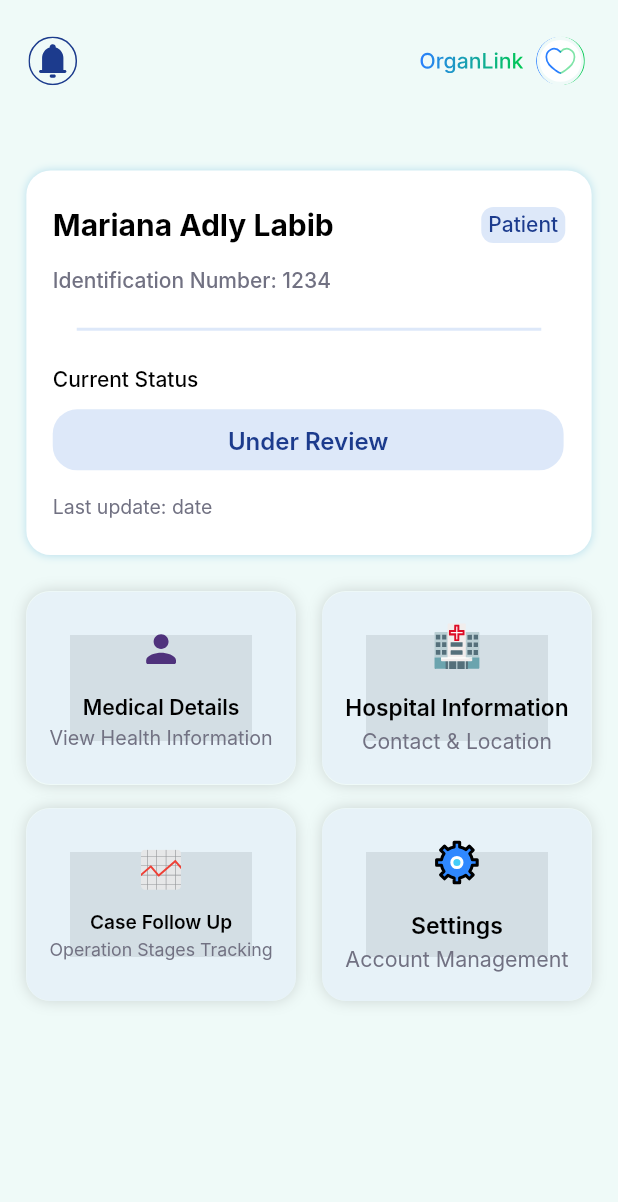
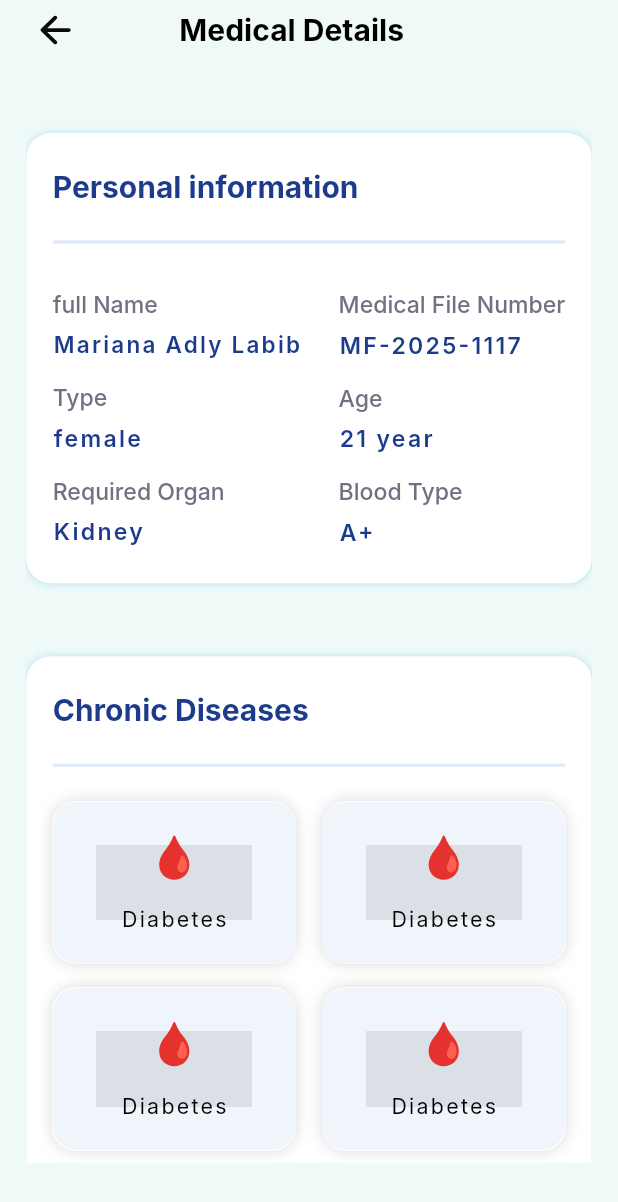
Before and after one commit to MarianAdly21/organ-link, a Flutter app: the screen it shows after launch, on a phone screen of 412 x 824 dp. Shown: the top 1202 px of the screen. Run offline on Flutter 3.47's test engine with Material 3 defaults, Android fonts, the light colour scheme and no system bars; our stand-ins replace cached_network_image, device_info_plus, dio, dropdown_button2, equatable, flutter_bloc and 10 more; Roboto replaces fonts that are missing (Inter).

Commit message:
complete medical details screen UI for user

```diff
--- a/lib/app_router.dart
+++ b/lib/app_router.dart
@@ -2,6 +2,7 @@ import 'package:flutter/material.dart';
 import 'package:organ_link/features/login/screen/login_screen.dart';
 import 'package:organ_link/features/splash/splash_screen.dart';
 import 'package:organ_link/features/user_flow/home/screen/home_user_screen.dart';
+import 'package:organ_link/features/user_flow/medical_details/screens/medical_details_screen.dart';
 
 class AppRouter {
   static final GlobalKey<NavigatorState> mainNavigatorKey =
@@ -11,5 +12,6 @@ class AppRouter {
     SplashScreen.routeName: (ctx) => const SplashScreen(),
    LoginScreen.routName:(ctx)=>const LoginScreen(),
    HomeUserScreen.routeName:(ctx)=> const HomeUserScreen(),
+  MedicalDetailsScreen.routeName:(ctx)=> MedicalDetailsScreen(),
     };
 }
--- a/lib/features/user_flow/home/screen/home_user_screen.dart
+++ b/lib/features/user_flow/home/screen/home_user_screen.dart
@@ -57,9 +57,9 @@ class _HomeUserScreenState extends BaseScreenState<HomeUserScreen> {
   }
 
 
-///////////////////////////////////////////////////////////
-/////////////////// Helper methods ////////////////////////
-///////////////////////////////////////////////////////////
+  ///////////////////////////////////////////////////////////
+  /////////////////// Helper methods ////////////////////////
+  ///////////////////////////////////////////////////////////
   Widget _buildBody() {
     return SafeArea(
       child: Padding(
@@ -97,7 +97,7 @@ class _HomeUserScreenState extends BaseScreenState<HomeUserScreen> {
       shrinkWrap: true,
       physics: const NeverScrollableScrollPhysics(),
       padding: EdgeInsets.zero,
-      itemCount: 4,
+      itemCount: cards.length,
       itemBuilder: (ctx, index) {
         return CustomCardWidget(cardUiModel: cards[index]);
       },
--- /dev/null
+++ b/lib/features/user_flow/medical_details/screens/medical_details_screen.dart
@@ -0,0 +1,402 @@
+import 'package:flutter/material.dart';
+import 'package:flutter_screenutil/flutter_screenutil.dart';
+import 'package:flutter_svg/svg.dart';
+import 'package:organ_link/_core/extensions/extension_theme.dart';
+import 'package:organ_link/_core/widgets/base_stateful_screen_widget.dart';
+import 'package:organ_link/features/widgets/container_with_shadow.dart';
+import 'package:organ_link/features/widgets/custom_divider_widget.dart';
+import 'package:organ_link/res/app_asset_paths.dart';
+import 'package:organ_link/res/app_colors.dart';
+
+class MedicalDetailsScreen extends BaseStatefulScreenWidget {
+  const MedicalDetailsScreen({super.key});
+  static String routeName = "/medical-details-screen";
+
+  @override
+  BaseScreenState<BaseStatefulScreenWidget> baseScreenCreateState() =>
+      _MedicalDetailsScreenState();
+}
+
+class _MedicalDetailsScreenState extends BaseScreenState<MedicalDetailsScreen> {
+  @override
+  Widget baseScreenBuild(BuildContext context) {
+    return Scaffold(
+      backgroundColor: AppColors.scaffoldBackground,
+      body: buildBody(),
+    );
+  }
+  ///////////////////////////////////////////////////////////
+  /////////////////// Helper methods ////////////////////////
+  ///////////////////////////////////////////////////////////
+
+  Widget buildBody() {
+    return SafeArea(
+      child: Padding(
+        padding: EdgeInsets.only(left: 16.w, right: 16.w, bottom: 48.h),
+        child: Column(
+          crossAxisAlignment: CrossAxisAlignment.start,
+          children: [
+            buildAppBar(),
+            SizedBox(height: 24.h),
+            Expanded(
+              child: SingleChildScrollView(
+                child: Column(
+                  children: [
+                    personalInfoCard(),
+                    chronicDiseasesCard(),
+                    medicalTestCard(),
+                    upcomingAppointmentCard(),
+                    infoNoticeCard(),
+                  ],
+                ),
+              ),
+            ),
+          ],
+        ),
+      ),
+    );
+  }
+
+  Widget buildAppBar() {
+    return Row(
+      mainAxisSize: MainAxisSize.min,
+      children: [
+        GestureDetector(
+          onTap: () {},
+          child: SvgPicture.asset(AppAssetPaths.arrowBackIcon),
+        ),
+        SizedBox(width: 63),
+        Text(
+          "Medical Details",
+          style: context.textTheme.bodyLarge!.copyWith(
+            color: AppColors.blackText,
+          ),
+        ),
+      ],
+    );
+  }
+
+  Widget baseOfCard({
+    required String titleOfCard,
+    required Widget body,
+    EdgeInsetsGeometry? padding,
+    double? verticalPaddingOfDivider,
+  }) {
+    return ContainerWithShadow(
+      child: Padding(
+        padding: EdgeInsets.symmetric(horizontal: 16.w, vertical: 24.h),
+        child: Column(
+          crossAxisAlignment: CrossAxisAlignment.start,
+          children: [
+            Text(titleOfCard, style: context.textTheme.bodyLarge),
+            Padding(
+              padding: padding ?? EdgeInsets.all(0),
+              child: CustomDividerWidget(
+                verticalPadding: verticalPaddingOfDivider ?? 0,
+              ),
+            ),
+            body,
+          ],
+        ),
+      ),
+    );
+  }
+
+  Widget personalInfoCard() {
+    return baseOfCard(
+      padding: EdgeInsets.only(bottom: 8.h, top: 16.h),
+      titleOfCard: "Personal information",
+      body: Row(
+        mainAxisAlignment: MainAxisAlignment.spaceBetween,
+        children: [
+          Flexible(
+            child: Column(
+              crossAxisAlignment: CrossAxisAlignment.start,
+              children: [
+                personalInfoColumn(
+                  title: "full Name",
+                  subTitle: "Mariana Adly Labib ",
+                ),
+                personalInfoColumn(title: "Type", subTitle: "female"),
+                personalInfoColumn(title: "Required Organ", subTitle: "Kidney"),
+              ],
+            ),
+          ),
+          Flexible(
+            child: Column(
+              crossAxisAlignment: CrossAxisAlignment.start,
+              children: [
+                personalInfoColumn(
+                  title: "Medical File Number",
+                  subTitle: "MF-2025-1117",
+                ),
+                personalInfoColumn(title: "Age", subTitle: "21 year"),
+                personalInfoColumn(title: "Blood Type", subTitle: "A+"),
+              ],
+            ),
+          ),
+        ],
+      ),
+    );
+  }
+
+  Widget chronicDiseasesCard() {
+    return baseOfCard(
+      verticalPaddingOfDivider: 16.h,
+      titleOfCard: "Chronic Diseases",
+      body: buildBodyOfChronicDiseasesCard(),
+    );
+  }
+
+  Widget medicalTestCard() {
+    return baseOfCard(
+      verticalPaddingOfDivider: 16.h,
+      titleOfCard: "Medical Tests",
+      body: Column(
+        children: [
+          Container(
+            height: 85.h,
+            // width: 311.w,
+            decoration: BoxDecoration(
+              color: AppColors.medicalTestContainerBG,
+              borderRadius: BorderRadius.circular(16),
+              boxShadow: [
+                BoxShadow(color: Color(0xff00C951), offset: Offset(4, 0)),
+              ],
+            ),
+            child: Padding(
+              padding: EdgeInsets.symmetric(vertical: 16.h, horizontal: 16.w),
+              child: Row(
+                mainAxisAlignment: MainAxisAlignment.spaceBetween,
+                children: [
+                  Column(
+                    mainAxisSize: MainAxisSize.min,
+                    children: [
+                      Text(
+                        "Complete Blood Count (CBC)",
+                        style: context.textTheme.bodyMedium!.copyWith(
+                          fontWeight: FontWeight.w600,
+                        ),
+                      ),
+                      SizedBox(height: 9.h),
+                      Text(
+                        "October 16, 2025 | Normal",
+                        style: context.textTheme.labelSmall!.copyWith(
+                          fontWeight: FontWeight.w400,
+                          color: AppColors.blackText,
+                          fontSize: 13.sp,
+                        ),
+                      ),
+                    ],
+                  ),
+                  Container(
+                    height: 26.h,
+                    width: 53.w,
+                    decoration: BoxDecoration(
+                      borderRadius: BorderRadius.circular(8.r),
+                      color: AppColors.medicalTestDoneBG,
+                    ),
+                    child: Center(
+                      child: FittedBox(
+                        fit: BoxFit.scaleDown,
+                        child: Padding(
+                          padding: EdgeInsets.symmetric(
+                            horizontal: 8.w,
+                            vertical: 4.h,
+                          ),
+                          child: Text(
+                            "Done",
+
+                            /// change based on condition
+                            style: context.textTheme.labelMedium!.copyWith(
+                              color: AppColors.medicalTestDoneText,
+                              fontSize: 13,
+                              fontWeight: FontWeight.w600,
+                              // height: 1.2,
+                            ),
+                          ),
+                        ),
+                      ),
+                    ),
+                  ),
+                ],
+              ),
+            ),
+          ),
+        ],
+      ),
+    );
+  }
+
+  Widget upcomingAppointmentCard() {
+    return baseOfCard(
+      verticalPaddingOfDivider: 16.h,
+      titleOfCard: "Upcoming Appointments",
+      body: Container(
+        decoration: BoxDecoration(
+          color: AppColors.medicalTestContainerBG,
+          borderRadius: BorderRadius.circular(16),
+          boxShadow: [
+            BoxShadow(
+              color: AppColors.shadowForContainerInfo.withValues(alpha: 0.25),
+              blurRadius: 4,
+            ),
+          ],
+        ),
+        child: Padding(
+          padding: EdgeInsets.symmetric(horizontal: 84.w, vertical: 16.h),
+          child: Column(
+            crossAxisAlignment: CrossAxisAlignment.center,
+            children: [
+              SvgPicture.asset(AppAssetPaths.calendarIcon),
+              SizedBox(height: 16.h),
+              Text(
+                "Visit Appointment",
+                style: context.textTheme.bodyMedium!.copyWith(
+                  color: AppColors.grayText,
+                  fontWeight: FontWeight.w600,
+                ),
+              ),
+              SizedBox(height: 9.h),
+              FittedBox(
+                fit: BoxFit.scaleDown,
+                child: Text(
+                  "25 November 2025",
+                  style: context.textTheme.bodyLarge,
+                ),
+              ),
+            ],
+          ),
+        ),
+      ),
+    );
+  }
+
+  Widget buildBodyOfChronicDiseasesCard() {
+    return GridView.builder(
+      gridDelegate: SliverGridDelegateWithFixedCrossAxisCount(
+        crossAxisCount: 2,
+        childAspectRatio: 1.5,
+        crossAxisSpacing: 16.w,
+        mainAxisSpacing: 16.h,
+      ),
+      shrinkWrap: true,
+      physics: const NeverScrollableScrollPhysics(),
+      padding: EdgeInsets.zero,
+      itemCount: 4,
+      itemBuilder: (ctx, index) {
+        return diseaseCard(
+          diseases: "Diabetes",
+          diseasesIcon: AppAssetPaths.dropOfBloodIcon,
+        );
+      },
+    );
+  }
+
+  Widget diseaseCard({required String diseases, required String diseasesIcon}) {
+    return Container(
+      // height: 98.h,
+      // width: 147.w,
+      padding: EdgeInsets.symmetric(vertical: 18.h, horizontal: 14.w),
+      decoration: BoxDecoration(
+        borderRadius: BorderRadius.circular(16),
+        boxShadow: [
+          BoxShadow(
+            blurStyle: BlurStyle.outer,
+            blurRadius: 8,
+            color: Colors.black.withValues(alpha: 0.15),
+          ),
+        ],
+        color: AppColors.homeCardBG.withValues(alpha: 0.45),
+      ),
+      child: FittedBox(
+        fit: BoxFit.scaleDown,
+        child: Column(
+          mainAxisAlignment: MainAxisAlignment.center,
+          mainAxisSize: MainAxisSize.min,
+          children: [
+            SvgPicture.asset(width: 32.w, height: 32.h, diseasesIcon),
+            SizedBox(height: 16.h),
+            Text(
+              diseases,
+              style: context.textTheme.labelSmall!.copyWith(
+                fontWeight: FontWeight.w400,
+                color: AppColors.blackText,
+                fontSize: 13.sp,
+              ),
+            ),
+          ],
+        ),
+      ),
+    );
+  }
+
+  Widget personalInfoColumn({required String title, required String subTitle}) {
+    return Padding(
+      padding: EdgeInsets.only(top: 16.h),
+      child: Column(
+        mainAxisSize: .min,
+        crossAxisAlignment: CrossAxisAlignment.start,
+        children: [
+          Text(
+            title,
+            style: context.textTheme.labelMedium!.copyWith(
+              color: AppColors.grayText,
+              fontSize: 14.sp,
+            ),
+          ),
+          SizedBox(height: 8.h),
+          FittedBox(
+            fit: BoxFit.scaleDown,
+            child: Text(
+              subTitle,
+              style: context.textTheme.labelSmall!.copyWith(
+                color: AppColors.textColor,
+                fontSize: 14.sp,
+                fontWeight: FontWeight.w600,
+              ),
+            ),
+          ),
+        ],
+      ),
+    );
+  }
+
+  Widget infoNoticeCard() {
+    return Padding(
+      padding: const EdgeInsetsDirectional.only(end: 6),
+      child: Container(
+        padding: EdgeInsets.symmetric(vertical: 16, horizontal: 26),
+        height: 75.h,
+        // width: 311.w,
+        decoration: BoxDecoration(
+          color: AppColors.medicalTestContainerBG,
+          gradient: LinearGradient(
+            begin: Alignment.centerLeft,
+            end: Alignment.centerRight,
+            colors: [
+              AppColors.hospitalInfoColorBG2,
+              AppColors.hospitalInfoColorBG1,
+            ],
+          ),
+          borderRadius: BorderRadius.circular(16),
+          boxShadow: [
+            BoxShadow(
+              color: AppColors.hospitalInfoShadow,
+              offset: Offset(4, 0),
+            ),
+          ],
+        ),
+        child: Center(
+          child: Text(
+            "All information displayed here was entered by the hospital and cannot be modified.",
+            style: context.textTheme.displayMedium!.copyWith(
+              fontSize: 16,
+              color: AppColors.hospitalInfoText,
+            ),
+          ),
+        ),
+      ),
+    );
+  }
+}
--- /dev/null
+++ b/lib/features/widgets/container_with_shadow.dart
@@ -0,0 +1,29 @@
+import 'package:flutter/material.dart';
+import 'package:flutter_screenutil/flutter_screenutil.dart';
+import 'package:organ_link/res/app_colors.dart';
+
+class ContainerWithShadow extends StatelessWidget {
+  const ContainerWithShadow({super.key, required this.child});
+ final Widget child;
+  @override
+  Widget build(BuildContext context) {
+    return Padding(
+      padding: EdgeInsets.symmetric(vertical: 24.h),
+      child: Container(
+        // height: 230.h,
+        //width: 343.w,
+        decoration: BoxDecoration(
+          boxShadow: [
+            BoxShadow(
+              color: AppColors.shadowForContainerInfo.withValues(alpha: 0.25),
+              blurRadius: 4,
+            ),
+          ],
+          borderRadius: BorderRadius.circular(16.r),
+          color: AppColors.containerColor,
+        ),
+        child:child  ),
+    );
+
+  }
+}
--- a/lib/features/widgets/custom_divider_widget.dart
+++ b/lib/features/widgets/custom_divider_widget.dart
@@ -3,15 +3,15 @@ import 'package:flutter_screenutil/flutter_screenutil.dart';
 import 'package:organ_link/res/app_colors.dart';
 
 class CustomDividerWidget extends StatelessWidget {
-  const CustomDividerWidget({super.key});
-
+  const CustomDividerWidget({super.key, this.verticalPadding});
+  final double? verticalPadding;
   @override
   Widget build(BuildContext context) {
     return Padding(
-      padding: EdgeInsets.symmetric(vertical: 16.h),
+      padding: EdgeInsets.symmetric(vertical: verticalPadding ?? 16.h),
       child: Divider(
-        indent: 16,
-        endIndent: 16,
+        // indent: 16,
+        // endIndent: 16,
         thickness: 2,
         color: AppColors.displayFieldBGColor,
       ),
--- a/lib/main.dart
+++ b/lib/main.dart
@@ -8,6 +8,7 @@ import 'package:organ_link/apis/_base/dio_api_manager.dart';
 import 'package:organ_link/app_router.dart';
 import 'package:organ_link/features/splash/splash_screen.dart';
 import 'package:organ_link/features/user_flow/home/screen/home_user_screen.dart';
+import 'package:organ_link/features/user_flow/medical_details/screens/medical_details_screen.dart';
 import 'package:organ_link/preferences/preferences_manager.dart';
 import 'package:get_it/get_it.dart';
 import 'package:organ_link/utils/bloc_observer/app_bloc_observer.dart';
@@ -120,7 +121,7 @@ class _OrganLinkState extends State<OrganLink> {
                       navigatorKey: AppRouter.mainNavigatorKey,
 
                       routes: AppRouter.routes,
-                      home: const HomeUserScreen(),
+                      home: const MedicalDetailsScreen(),
                       //const SplashScreen(),
                     ),
                   );
--- a/lib/res/app_asset_paths.dart
+++ b/lib/res/app_asset_paths.dart
@@ -10,4 +10,8 @@ class AppAssetPaths {
   static const String settingIcon = "assets/icons/setting_icon.svg";
   static const String stockChartIcon = "assets/icons/stock_chart_icon.svg";
   static const String personalIcon = "assets/icons/personal_icon.svg";
+
+  static const String arrowBackIcon = "assets/icons/arrow_back_icon.svg";
+  static const String dropOfBloodIcon = "assets/icons/drop_of_blood.svg";
+  static const String calendarIcon = "assets/icons/calendar_icon.svg";
 }
--- a/lib/res/app_colors.dart
+++ b/lib/res/app_colors.dart
@@ -29,6 +29,16 @@ class AppColors {
   static const _transparent = Colors.transparent;
   static const _linkWaterApprox = Color(0xffDDE8F9);
   static const _curiousBlueApprox = Color(0xff2094CF);
+  static const _titanWhite = Color(0xffF5F5FF);
+  static const _seaGreen = Color(0xff2E7D32);
+  static const _trinidad = Color(0xffE75809);
+  static const _papayaWhip = Color(0xffFFEFD7);
+  static const _zanah = Color(0xffD1EAD2);
+  static const _malachiteApprox = Color(0xff00C951);
+  static const _doveGrayApprox = Color(0xff656464);
+  static const _orangePeelSolid = Color(0xffFFA000);
+  static const _colonialWhite = Color(0xffFFEDB8);
+  static const _salomieApprox = Color(0xffFFE186);
 
   /// app main theme ...
   static const mainColor = _malachite;
@@ -155,4 +165,16 @@ class AppColors {
   static const dividerColor = _alto;
   static const shadowForContainerInfo = _curiousBlueApprox;
   static const homeCardBG = _linkWaterApprox;
+
+  /// Medical Details Screen
+  static const medicalTestContainerBG = _titanWhite;
+  static const medicalTestDoneBG = _zanah;
+  static const medicalTestDoneText = _seaGreen;
+  static const medicalTestNotDoneText = _trinidad;
+  static const medicalTestNotDoneBG = _papayaWhip;
+  static const medicalTestDoneShadow = _malachiteApprox;
+  static const hospitalInfoText = _doveGrayApprox;
+  static const hospitalInfoShadow = _orangePeelSolid;
+  static const hospitalInfoColorBG1 = _salomieApprox;
+  static const hospitalInfoColorBG2 = _colonialWhite;
 }
```
Also changed, not shown: assets/icons/arrow_back_icon.svg (added), assets/icons/calendar_icon.svg (added), assets/icons/drop_of_blood.svg (added), assets/icons/injection_icon.svg (added).
